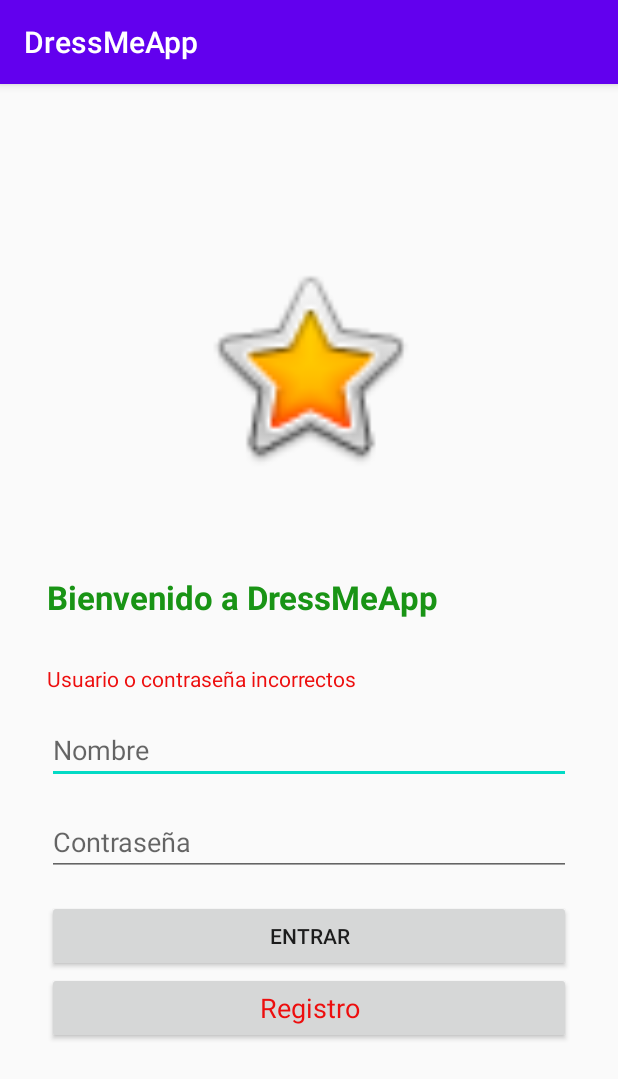
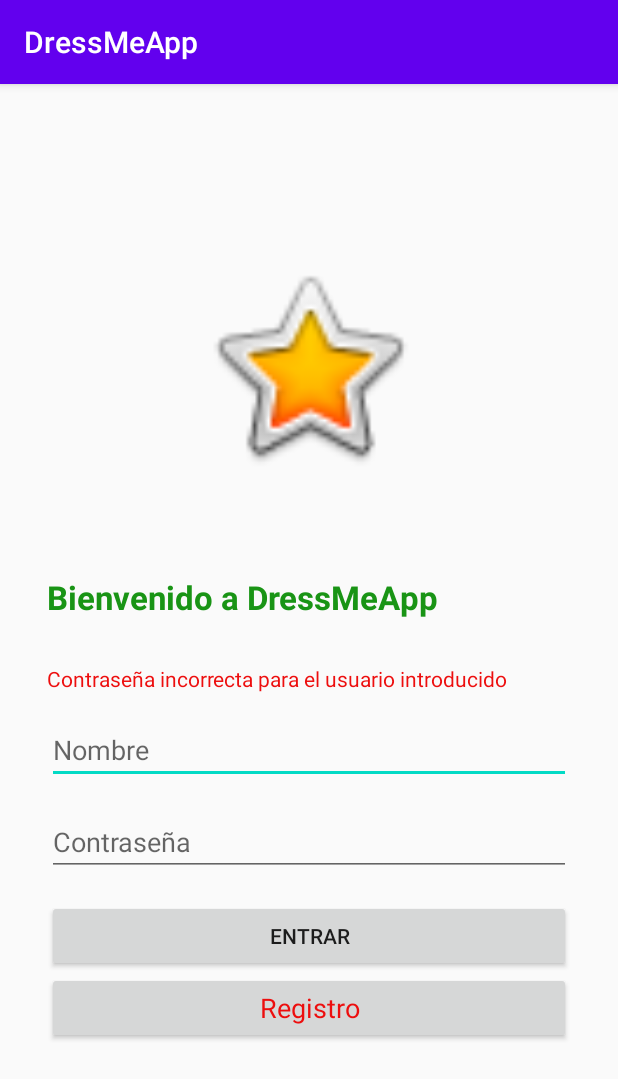
Before and after one commit to jblanava/DressMeApp, an Android app: the screen it shows after launch (MainActivity), after a tap on "ENTRAR", on a phone screen of 412 x 824 dp. Shown: the top 1079 px of the screen. Run offline under Robolectric (Android 15) with nearby library versions, the phone set to English and light mode, and no system bars; 7 statements that could not run were skipped.

Commit message:
funcionalidades botones login

```diff
--- a/app/src/main/java/com/example/dressmeapp/MainActivity.java
+++ b/app/src/main/java/com/example/dressmeapp/MainActivity.java
@@ -68,10 +68,18 @@ public class MainActivity extends AppCompatActivity {
 
     protected void login(String usuario, String pass) {
 
+        String UsuarioError = "Usuario no encontrado en la base de datos";
+        String PassError = "Contraseña incorrecta para el usuario introducido";
+
         if (gestor.UsuarioEstaEnBD(usuario) && gestor.PassCorrecta(usuario,pass)){
             irAMenuPrincipal();
         }else{
-        textError.setText(R.string.login_incorrecto);
+            if(gestor.UsuarioEstaEnBD(usuario)){ // Errores diferentes si el usuario esta o no en la base de datos
+                textError.setText(PassError);
+            }else{
+                textError.setText(UsuarioError);
+            }
+
         }
 
     }
```
